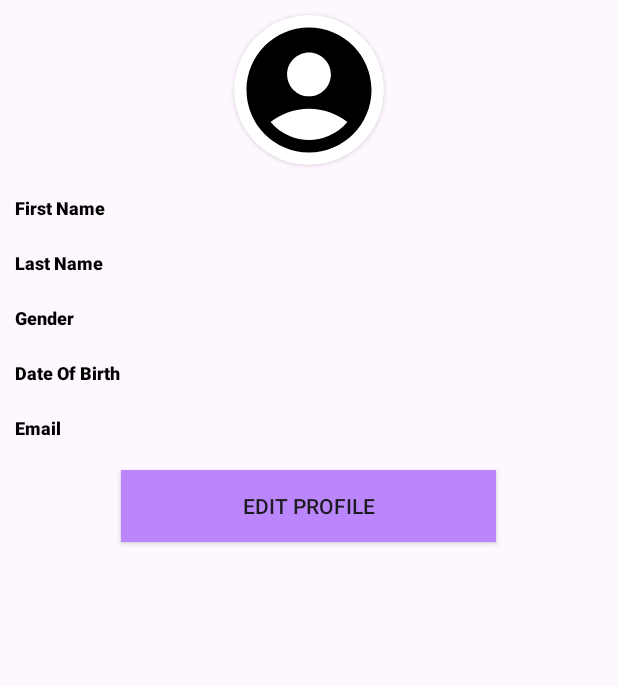
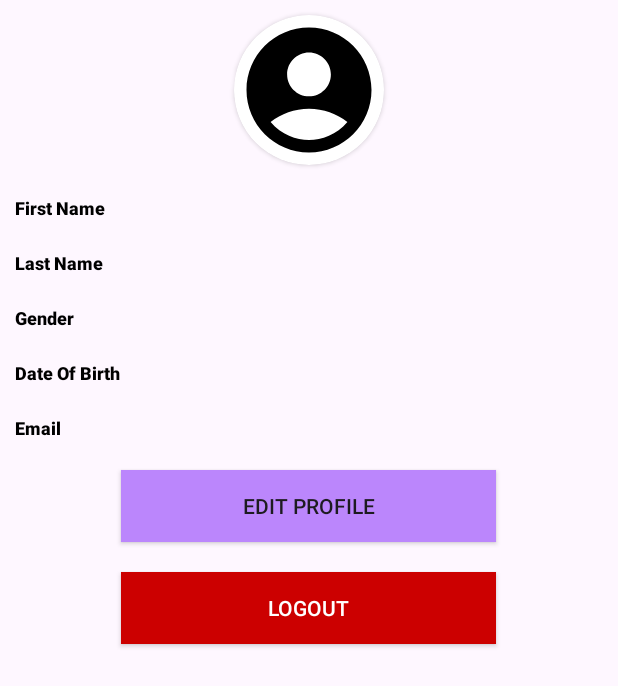
Before and after one commit to MuhammedVeliKaraca/23-24-mobile-development-playtomic, an Android app: the layout fragment_profile.xml on its own in the app's theme, with its tools: preview values and no code run, on a phone screen of 412 x 824 dp. Shown: the top 686 px of the screen. Run offline under Robolectric (Android 15) with nearby library versions, the phone set to English and light mode, and no system bars.

Commit message:
Implemented logout button

```diff
--- a/MobileDevelopmentProject/app/src/main/res/layout/fragment_profile.xml
+++ b/MobileDevelopmentProject/app/src/main/res/layout/fragment_profile.xml
@@ -190,4 +190,14 @@
         android:background="@color/purple_200"
         android:layout_margin="10dp"
         />
+    <androidx.appcompat.widget.AppCompatButton
+        android:id="@+id/logout"
+        android:layout_width="250dp"
+        android:layout_height="wrap_content"
+        android:text="Logout"
+        android:layout_gravity="center"
+        android:textColor="@color/white"
+        android:background="@android:color/holo_red_dark"
+        android:layout_margin="10dp"
+        />
 </LinearLayout>
```
Also changed, not shown: MobileDevelopmentProject/app/src/main/java/edu/ap/mobiledevelopmentproject/ui/profile/ProfileFragment.kt (+42 -12 lines).
